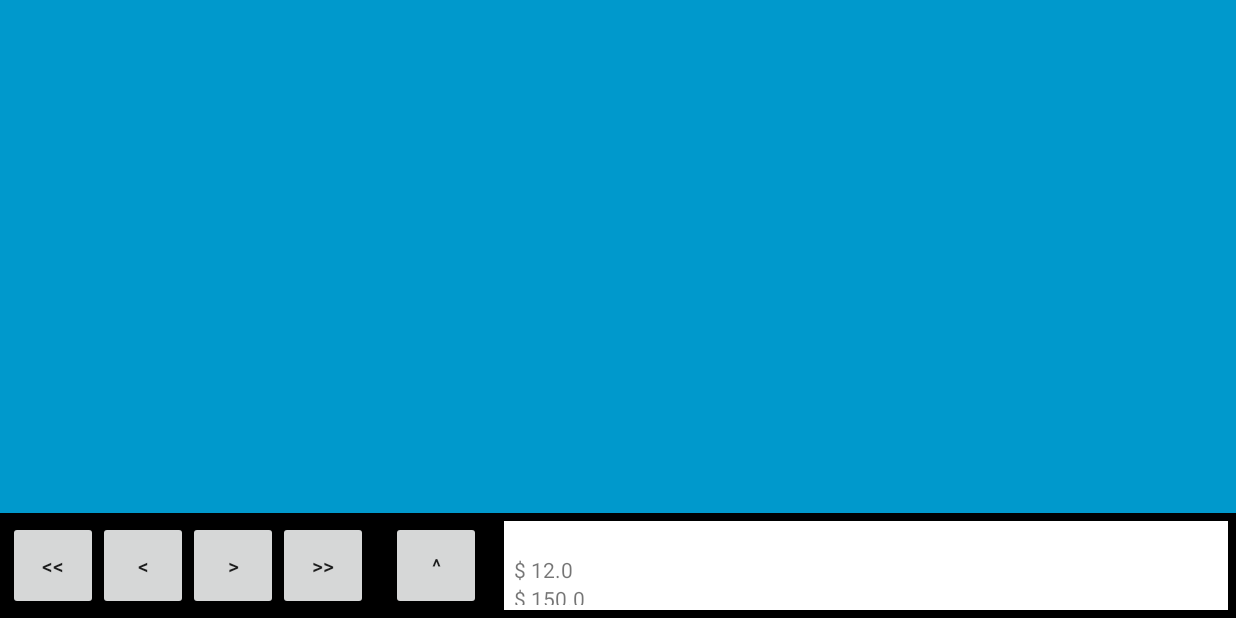
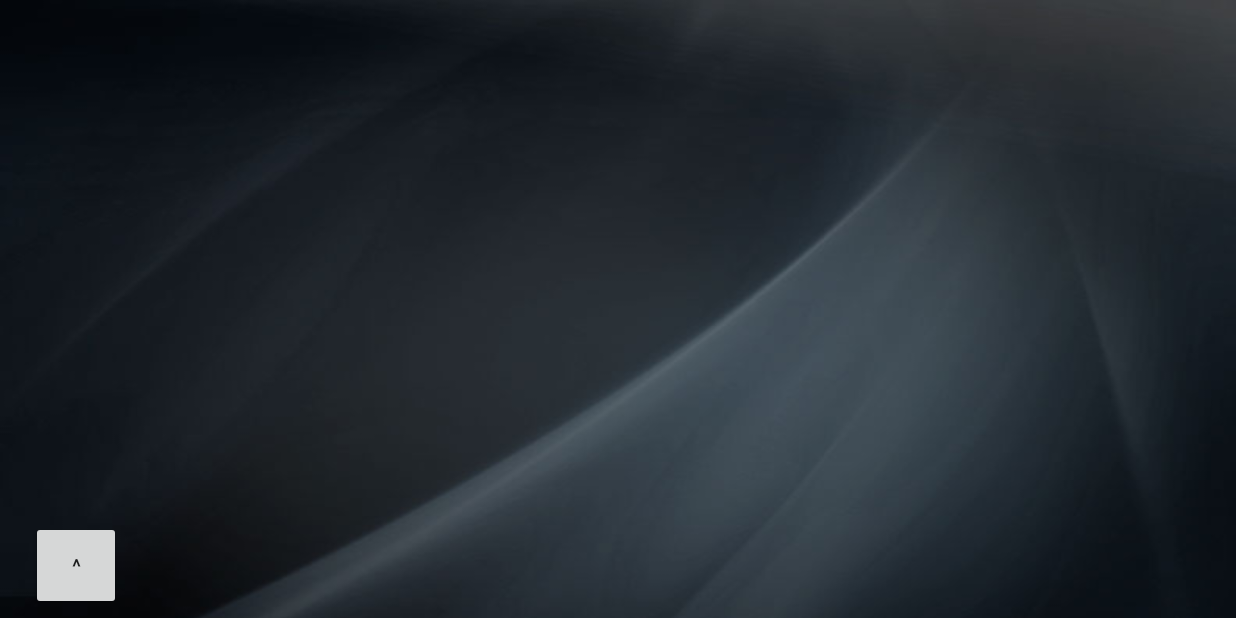
Before and after one commit to capivaraec/poker-replayer, an Android app: the screen it shows after launch (MainActivity), on a phone screen of 824 x 412 dp (held sideways). Run offline under Robolectric (Android 15) with nearby library versions, the phone set to English and light mode, and no system bars.

Commit message:
Pequenas melhorias de layout

```diff
--- a/app/src/main/res/layout/activity_main.xml
+++ b/app/src/main/res/layout/activity_main.xml
@@ -2,7 +2,7 @@
     xmlns:tools="http://schemas.android.com/tools"
     android:layout_width="match_parent"
     android:layout_height="match_parent"
-    android:background="#0099cc"
+    android:background="@drawable/back"
     tools:context=".FullscreenActivity">
 
     <LinearLayout
@@ -10,25 +10,28 @@
         android:layout_height="@dimen/handbar_height"
         android:id="@+id/bottom_bar"
         android:layout_alignParentBottom="true"
-        android:background="#000"
         android:orientation="horizontal"
         android:padding="@dimen/handbar_padding">
         <Button
             android:layout_width="@dimen/button_width"
             android:layout_height="fill_parent"
-            android:text="&lt;&lt;"/>
+            android:text="&lt;&lt;"
+            android:visibility="gone" />
         <Button
             android:layout_width="@dimen/button_width"
             android:layout_height="fill_parent"
-            android:text="&lt;"/>
+            android:text="&lt;"
+            android:visibility="gone" />
         <Button
             android:layout_width="@dimen/button_width"
             android:layout_height="fill_parent"
-            android:text="&gt;"/>
+            android:text="&gt;"
+            android:visibility="gone" />
         <Button
             android:layout_width="@dimen/button_width"
             android:layout_height="fill_parent"
-            android:text="&gt;&gt;"/>
+            android:text="&gt;&gt;"
+            android:visibility="gone" />
         <Button
             android:id="@+id/button_open"
             android:layout_width="@dimen/button_width"
@@ -41,8 +44,8 @@
             android:id="@+id/container"
             android:layout_width="match_parent"
             android:layout_height="match_parent"
-            android:background="#fff"
-            android:onClick="flipCard"/>
+            android:onClick="flipCard"
+            android:visibility="gone"/>
     </LinearLayout>
 
     <RelativeLayout
--- a/app/src/main/res/layout/fragment_card_back.xml
+++ b/app/src/main/res/layout/fragment_card_back.xml
@@ -1,4 +1,5 @@
 <com.capivaraec.pokerreplayer.components.HandInfo xmlns:android="http://schemas.android.com/apk/res/android"
     android:layout_width="fill_parent"
     android:layout_height="fill_parent"
-    android:id="@+id/hand_info"/>
+    android:id="@+id/hand_info"
+    android:background="#abc"/>
--- a/app/src/main/res/layout/fragment_card_front.xml
+++ b/app/src/main/res/layout/fragment_card_front.xml
@@ -1,4 +1,5 @@
 <com.capivaraec.pokerreplayer.components.HandInfo xmlns:android="http://schemas.android.com/apk/res/android"
     android:layout_width="fill_parent"
     android:layout_height="fill_parent"
-    android:id="@+id/hand_info"/>
+    android:id="@+id/hand_info"
+    android:background="#cba"/>
--- a/app/src/main/res/layout/hand_info.xml
+++ b/app/src/main/res/layout/hand_info.xml
@@ -3,7 +3,6 @@
     android:layout_width="match_parent"
     android:layout_height="match_parent"
     android:orientation="vertical"
-    android:background="#fff"
     android:padding="3dp">
 
     <LinearLayout
```
Also changed, not shown: app/src/main/res/drawable/back.jpg (added).
